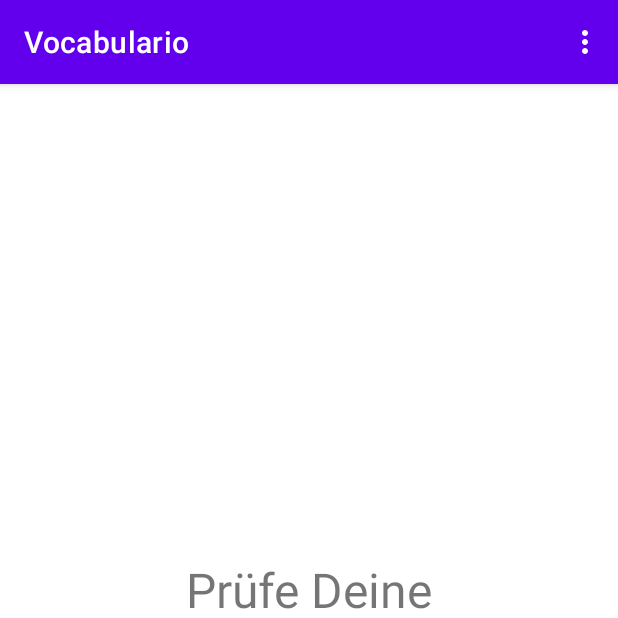
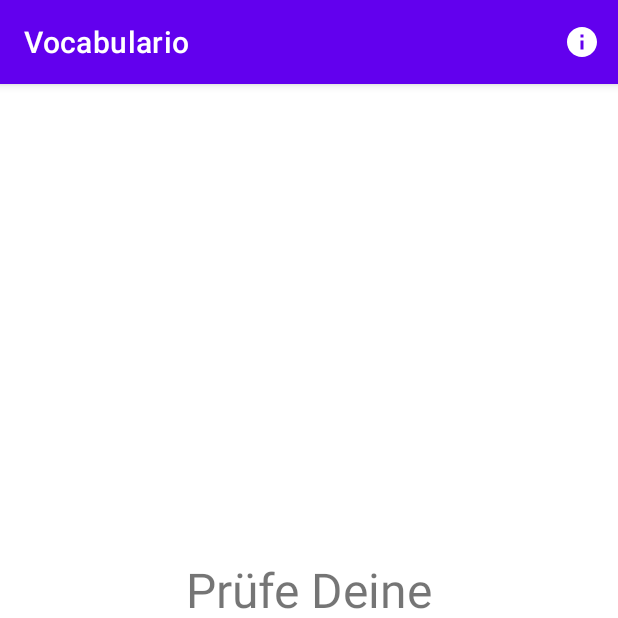
Before and after one commit to mteerie/Vocabulario, an Android app: the screen it shows after launch (MainActivity), on a phone screen of 412 x 824 dp, the top half of it. Run offline under Robolectric (Android 15) with nearby library versions, the phone set to English and light mode, and no system bars; our stand-ins replace Timber, navigation-ui.

Commit message:
change fragment tag in main activity layout to fragment container view adjust navcontroller setup in main activity class with fragment container in mind change menu to display information option as action in appbar

```diff
--- a/app/src/main/AndroidManifest.xml
+++ b/app/src/main/AndroidManifest.xml
@@ -9,7 +9,8 @@
         android:roundIcon="@mipmap/ic_launcher_round"
         android:supportsRtl="true"
         android:theme="@style/Theme.Vocabulario">
-        <activity android:name=".MainActivity">
+        <activity android:name=".MainActivity"
+            android:screenOrientation="portrait">
             <intent-filter>
                 <action android:name="android.intent.action.MAIN" />
 
--- a/app/src/main/java/com/inf3005/android/vocabulario/MainActivity.kt
+++ b/app/src/main/java/com/inf3005/android/vocabulario/MainActivity.kt
@@ -8,6 +8,7 @@ import androidx.fragment.app.Fragment
 import androidx.navigation.NavController
 import androidx.navigation.Navigation
 import androidx.navigation.findNavController
+import androidx.navigation.fragment.NavHostFragment
 import androidx.navigation.ui.NavigationUI
 import androidx.navigation.ui.setupWithNavController
 import com.google.android.material.bottomnavigation.BottomNavigationView
@@ -18,6 +19,8 @@ class MainActivity : AppCompatActivity() {
     override fun onCreate(savedInstanceState: Bundle?) {
         super.onCreate(savedInstanceState)
         setContentView(R.layout.activity_main)
+
+
 
         /**
          * Initialisiere die Timber-Library zwecks Debugging.
@@ -34,7 +37,8 @@ class MainActivity : AppCompatActivity() {
          * Instanziiere den navController über das nav_host_fragment und verknüpfe ihn mit
          * bottomNavigation
          */
-        val navController = findNavController(R.id.nav_host_fragment)
+        val navHostFragment = supportFragmentManager.findFragmentById(R.id.nav_host_fragment) as NavHostFragment
+        val navController = navHostFragment.navController
         bottomNavigation.setupWithNavController(navController)
     }
 }
--- /dev/null
+++ b/app/src/main/res/drawable/ic_dot_menu_info.xml
@@ -0,0 +1,10 @@
+<vector xmlns:android="http://schemas.android.com/apk/res/android"
+    android:width="24dp"
+    android:height="24dp"
+    android:viewportWidth="24"
+    android:viewportHeight="24"
+    android:tint="?attr/colorControlNormal">
+  <path
+      android:fillColor="@android:color/white"
+      android:pathData="M12,2C6.48,2 2,6.48 2,12s4.48,10 10,10 10,-4.48 10,-10S17.52,2 12,2zM13,17h-2v-6h2v6zM13,9h-2L11,7h2v2z"/>
+</vector>
--- a/app/src/main/res/layout/activity_main.xml
+++ b/app/src/main/res/layout/activity_main.xml
@@ -12,7 +12,7 @@
 <!-- Beim Versuch fragment durch FragmentContainerView zu ersetzen - wie von Android Studio vorgeschlagen -
  stürzt die App beim Erzeugen der MainActivity app. Aus irgendeinem Grund vertragen sich FragmentContainerView und
  die Kombination NavController/BottomNavigationView nicht.-->
-    <fragment
+    <androidx.fragment.app.FragmentContainerView
         android:id="@+id/nav_host_fragment"
         android:name="androidx.navigation.fragment.NavHostFragment"
         android:layout_width="match_parent"
--- a/app/src/main/res/menu/dot_menu.xml
+++ b/app/src/main/res/menu/dot_menu.xml
@@ -1,8 +1,11 @@
 <?xml version="1.0" encoding="utf-8"?>
-<menu xmlns:android="http://schemas.android.com/apk/res/android">
+<menu xmlns:app="http://schemas.android.com/apk/res-auto"
+    xmlns:android="http://schemas.android.com/apk/res/android">
 
     <item
         android:id="@+id/infoFragment"
-        android:title="@string/menu_info" />
+        android:icon="@drawable/ic_dot_menu_info"
+        android:title="@string/menu_info"
+        app:showAsAction="ifRoom" />
 
 </menu>
```
